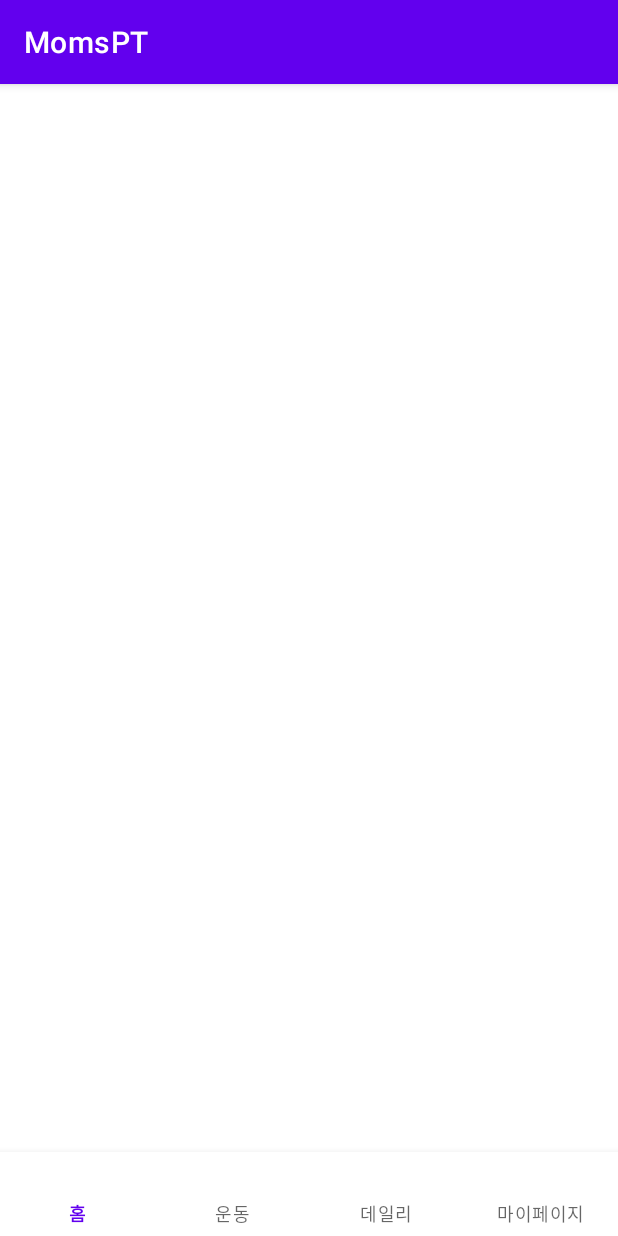
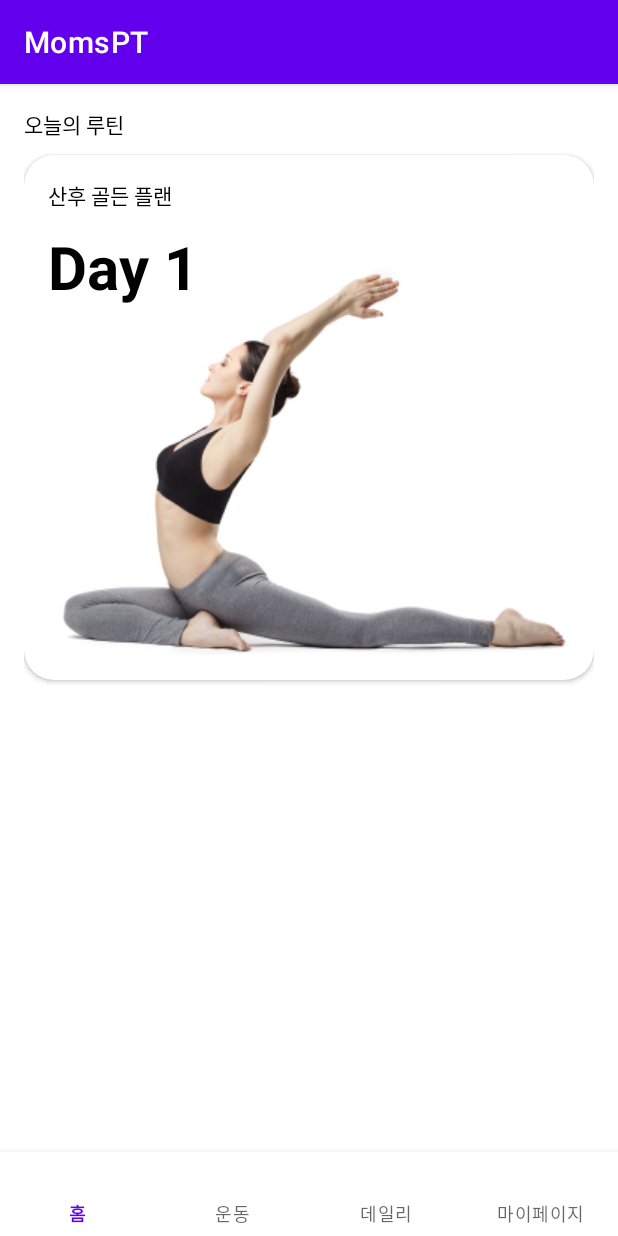
Before and after one commit to Haemin-Park/MomsPT, an Android app: the screen it shows after launch (MainActivity), on a phone screen of 412 x 824 dp. Run offline under Robolectric (Android 15) with nearby library versions, the phone set to English and light mode, and no system bars; our stand-ins replace data binding.

Commit message:
[Feat] Implement ui

```diff
--- a/app/src/main/res/layout/fragment_home.xml
+++ b/app/src/main/res/layout/fragment_home.xml
@@ -1,9 +1,64 @@
 <?xml version="1.0" encoding="utf-8"?>
-<layout xmlns:android="http://schemas.android.com/apk/res/android">
+<layout xmlns:android="http://schemas.android.com/apk/res/android"
+    xmlns:app="http://schemas.android.com/apk/res-auto">
 
     <androidx.constraintlayout.widget.ConstraintLayout
         android:layout_width="match_parent"
-        android:layout_height="match_parent">
+        android:layout_height="match_parent"
+        android:padding="16dp">
 
+        <TextView
+            android:id="@+id/tv_today_routine"
+            android:layout_width="wrap_content"
+            android:layout_height="wrap_content"
+            android:text="오늘의 루틴"
+            android:textColor="@color/black"
+            app:layout_constraintStart_toStartOf="parent"
+            app:layout_constraintTop_toTopOf="parent" />
+
+        <androidx.cardview.widget.CardView
+            android:layout_width="match_parent"
+            android:layout_height="350dp"
+            android:layout_marginTop="10dp"
+            app:cardCornerRadius="20dp"
+            app:layout_constraintStart_toStartOf="parent"
+            app:layout_constraintTop_toBottomOf="@id/tv_today_routine">
+
+            <androidx.constraintlayout.widget.ConstraintLayout
+                android:layout_width="match_parent"
+                android:layout_height="match_parent"
+                android:padding="16dp">
+
+                <TextView
+                    android:id="@+id/tv_plan_nm"
+                    android:layout_width="wrap_content"
+                    android:layout_height="wrap_content"
+                    android:text="산후 골든 플랜"
+                    android:textColor="@color/black"
+                    app:layout_constraintStart_toStartOf="parent"
+                    app:layout_constraintTop_toTopOf="parent" />
+
+                <TextView
+                    android:id="@+id/tv_day"
+                    android:layout_width="wrap_content"
+                    android:layout_height="wrap_content"
+                    android:layout_marginTop="10dp"
+                    android:text="Day 1"
+                    android:textColor="@color/black"
+                    android:textSize="40sp"
+                    android:textStyle="bold"
+                    app:layout_constraintStart_toStartOf="parent"
+                    app:layout_constraintTop_toBottomOf="@id/tv_plan_nm" />
+
+                <ImageView
+                    android:id="@+id/iv_plan_img"
+                    android:layout_width="wrap_content"
+                    android:layout_height="wrap_content"
+                    app:layout_constraintBottom_toBottomOf="parent"
+                    app:layout_constraintEnd_toEndOf="parent"
+                    app:srcCompat="@drawable/sample" />
+            </androidx.constraintlayout.widget.ConstraintLayout>
+
+        </androidx.cardview.widget.CardView>
     </androidx.constraintlayout.widget.ConstraintLayout>
 </layout>
```
Also changed, not shown: app/src/main/res/drawable-v24/sample.png (added).
